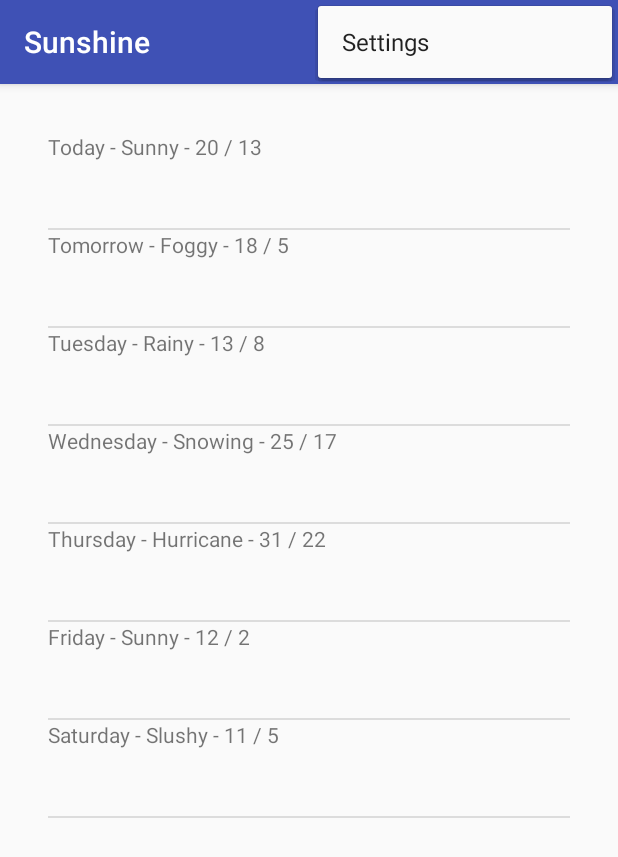
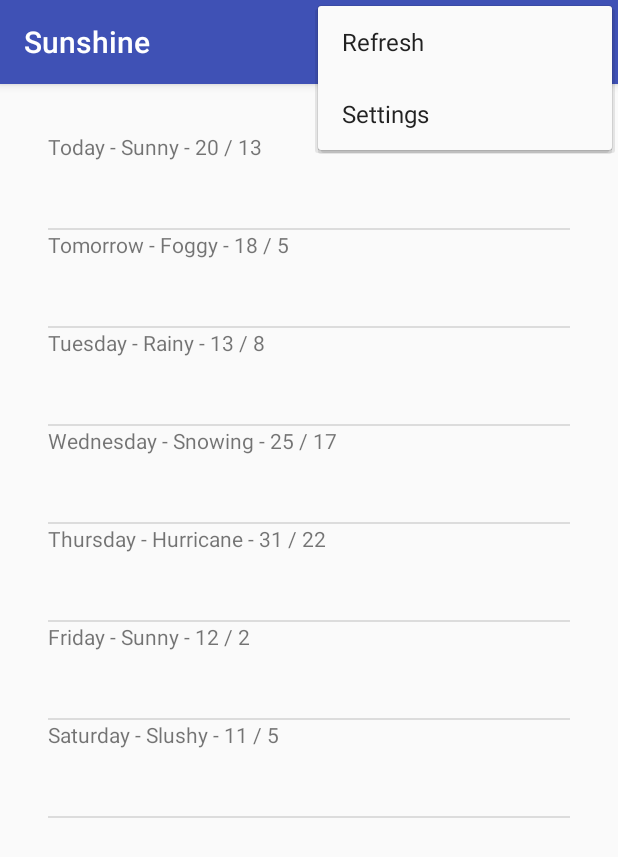
Before and after one commit to mgosfu/Sunshine, an Android app: the screen it shows after launch (MainActivity), with the options menu open, on a phone screen of 412 x 824 dp. Shown: the top 857 px of the screen. Run offline under Robolectric (Android 15) with nearby library versions, the phone set to English and light mode, and no system bars.

Commit message:
call refresh menu

```diff
--- a/app/src/main/java/com/mgodevelopment/sunshine/ForecastFragment.java
+++ b/app/src/main/java/com/mgodevelopment/sunshine/ForecastFragment.java
@@ -7,6 +7,9 @@ import android.os.Bundle;
 import android.support.v4.app.Fragment;
 import android.util.Log;
 import android.view.LayoutInflater;
+import android.view.Menu;
+import android.view.MenuInflater;
+import android.view.MenuItem;
 import android.view.View;
 import android.view.ViewGroup;
 import android.widget.ArrayAdapter;
@@ -33,6 +36,10 @@ public class ForecastFragment extends Fragment {
     private String TAG = ForecastFragment.class.getSimpleName();
     private static final String ARG_PARAM1 = "param1";
     private static final String ARG_PARAM2 = "param2";
+
+    private static String mPostalZip = "94043";
+    private static String mUnits = "metric";
+    private static int mResultCount = 7;
 
     ArrayAdapter<String> mForecastAdapter;
 
@@ -61,6 +68,7 @@ public class ForecastFragment extends Fragment {
         args.putString(ARG_PARAM1, param1);
         args.putString(ARG_PARAM2, param2);
         fragment.setArguments(args);
+
         return fragment;
     }
 
@@ -71,6 +79,7 @@ public class ForecastFragment extends Fragment {
             mParam1 = getArguments().getString(ARG_PARAM1);
             mParam2 = getArguments().getString(ARG_PARAM2);
         }
+        setHasOptionsMenu(true);
     }
 
     @Override
@@ -97,16 +106,11 @@ public class ForecastFragment extends Fragment {
 
         listView.setAdapter(mForecastAdapter);
 
-        String postalZip = "94043";
-        String units = "metric";
-        int resultCount = 7;
-
         try {
-            String baseUrl = String.format(Constants.WEATHER_URL, postalZip, units, resultCount);
-            String apiKey = "&APPID=" + Constants.OPENWEATHER_API_KEY;
-            URL url = new URL(baseUrl.concat(apiKey));
-
-            new FetchWeatherTask().execute(url);
+            URL url = getURL();
+            if (url != null) {
+                new FetchWeatherTask().execute(getURL());
+            }
 
         } catch (Exception e) {
             Log.e(TAG, e.getMessage());
@@ -114,6 +118,18 @@ public class ForecastFragment extends Fragment {
 
 
         return rootView;
+    }
+
+    private URL getURL() {
+        try {
+            String baseUrl = String.format(Constants.WEATHER_URL, mPostalZip, mUnits, mResultCount);
+            String apiKey = "&APPID=" + Constants.OPENWEATHER_API_KEY;
+            URL url = new URL(baseUrl.concat(apiKey));
+            return url;
+        } catch (Exception e) {
+            Log.e(TAG, e.getMessage());
+            return null;
+        }
     }
 
     // TODO: Rename method, update argument and hook method into UI event
@@ -155,9 +171,37 @@ public class ForecastFragment extends Fragment {
         void onFragmentInteraction(Uri uri);
     }
 
-    public class FetchWeatherTask extends AsyncTask<URL, Void, String> {
+    @Override
+    public void onCreateOptionsMenu(Menu menu, MenuInflater inflater) {
+        // Inflate the menu; this adds items to the action bar if it is present.
+        inflater.inflate(R.menu.forecastfragment, menu);
+        //return true;
+    }
 
-        protected String doInBackground(URL... urls) {
+    @Override
+    public boolean onOptionsItemSelected(MenuItem item) {
+        // Handle action bar item clicks here. The action bar will
+        // automatically handle clicks on the Home/Up button, so long
+        // as you specify a parent activity in AndroidManifest.xml.
+        int id = item.getItemId();
+
+        //noinspection SimplifiableIfStatement
+        if (id == R.id.action_refresh) {
+            URL url = getURL();
+            if (url != null) {
+                new FetchWeatherTask().execute(getURL());
+            }
+            return true;
+        }
+
+        return super.onOptionsItemSelected(item);
+    }
+
+    public class FetchWeatherTask extends AsyncTask<URL, Void, Void> {
+
+        private String TAG = FetchWeatherTask.class.getSimpleName();
+
+        protected Void doInBackground(URL... urls) {
             // these two need to be declared outside the try/catch
             // so that they can be closed in the finally block
             HttpURLConnection urlConnection = null;
@@ -170,13 +214,8 @@ public class ForecastFragment extends Fragment {
                 // construct the URL for the OpenWeatherMap query
                 // possible parameters are available on OWM's forecast API page, at
                 // http://openweathermap.org/API#forecast
-                String postalZip = "94043";
-                String units = "metric";
-                int resultCount = 7;
-                String baseUrl = String.format(Constants.WEATHER_URL, postalZip, units, resultCount);
-                String apiKey = "&APPID=" + Constants.OPENWEATHER_API_KEY;
-                URL url = new URL(baseUrl.concat(apiKey));
-
+                URL url = urls[0];
+                if (url != null) {
                     // create the requests to OpenWeatherMap, and open the connection
                     urlConnection = (HttpURLConnection) url.openConnection();
                     urlConnection.setRequestMethod("GET");
@@ -207,6 +246,7 @@ public class ForecastFragment extends Fragment {
                     }
 
                     forecastJsonStr = buffer.toString();
+                }
 
             } catch (IOException e) {
                 Log.e(TAG, "Error: ", e);
@@ -226,12 +266,14 @@ public class ForecastFragment extends Fragment {
                 }
             }
 
-            return forecastJsonStr;
+
+            //return forecastJsonStr;
+            return null;
         }
 
-        protected void onPostExecute(String result) {
-            //return result;
-        }
+//        protected void onPostExecute(String result) {
+//            //return result;
+//        }
 
     }
 }
--- /dev/null
+++ b/app/src/main/res/menu/forecastfragment.xml
@@ -0,0 +1,13 @@
+<?xml version="1.0" encoding="utf-8"?>
+<menu
+    xmlns:android="http://schemas.android.com/apk/res/android"
+    xmlns:app="http://schemas.android.com/apk/res-auto"
+    xmlns:tools="http://schemas.android.com/tools">
+
+    <item
+        android:id="@+id/action_refresh"
+        android:orderInCategory="99"
+        android:title="@string/action_refresh"
+        app:showAsAction="never"/>
+
+</menu>
--- a/app/src/main/res/values/strings.xml
+++ b/app/src/main/res/values/strings.xml
@@ -4,4 +4,5 @@
 
     <!-- TODO: Remove or change this placeholder text -->
     <string name="hello_blank_fragment">Hello blank fragment</string>
+    <string name="action_refresh">Refresh</string>
 </resources>
```
Lines whose indentation alone changed are shown as unchanged.
